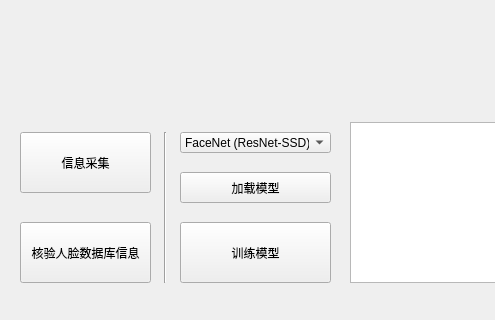
Qt form ui/MainWindow.ui (NothingStreet/attendanceSys_Testing) before a commit; both pictures show x 0 to 495 and y 587 to 907 of the 1086 by 907 pixel window.
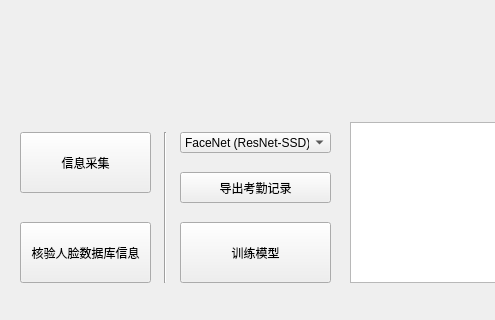
The same form after that commit.

Commit message: 增添导出考勤记录功能

The edit to the form file:
```diff
--- a/ui/MainWindow.ui
+++ b/ui/MainWindow.ui
@@ -231,7 +231,7 @@
      </rect>
     </property>
     <property name="text">
-     <string>加载模型</string>
+     <string>导出考勤记录</string>
     </property>
    </widget>
    <widget class="QPushButton" name="bt_view">
```
Left out of the diff: 2 changed lines with no effect on the pictures. The commit also changes 2 other files.
